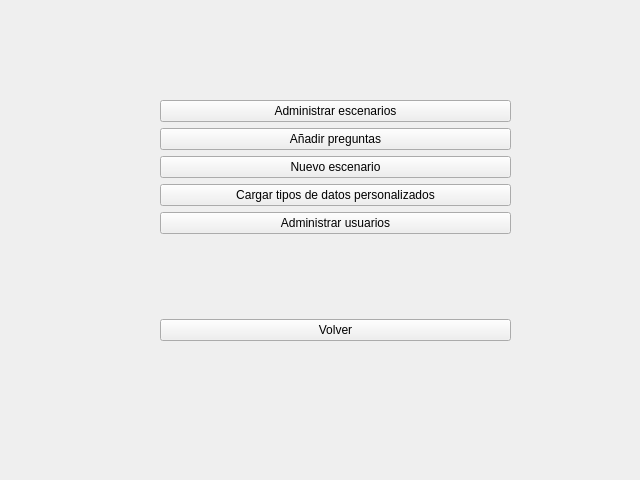
This is sql_judge/view/qt_view/admin_menu_view.ui in r4ulill0/gui_dbjudge as Qt 5 draws it before an edit. The edited form follows.
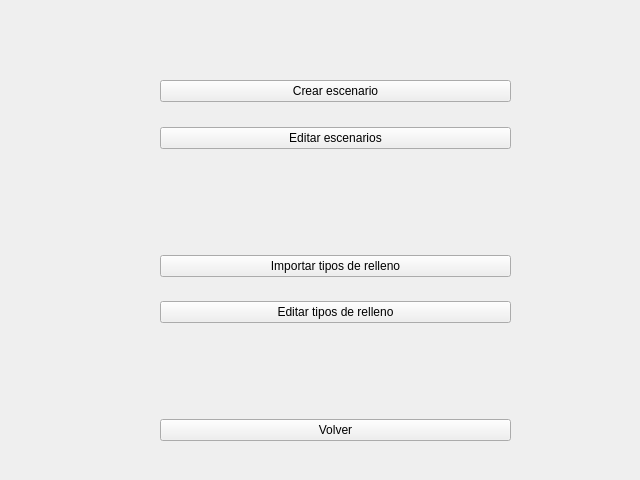
This is the edited form.

Commit message: added basic new scene menus and navigation

The edit to the form file:
```diff
--- a/sql_judge/view/qt_view/admin_menu_view.ui
+++ b/sql_judge/view/qt_view/admin_menu_view.ui
@@ -17,64 +17,96 @@
    <property name="geometry">
     <rect>
      <x>160</x>
-     <y>100</y>
+     <y>80</y>
      <width>351</width>
-     <height>241</height>
+     <height>361</height>
     </rect>
    </property>
    <layout class="QGridLayout" name="gridLayout">
-    <item row="0" column="0">
-     <widget class="QPushButton" name="administrate_scenes_button">
-      <property name="text">
-       <string>Administrar escenarios</string>
+    <item row="10" column="0">
+     <spacer name="verticalSpacer">
+      <property name="orientation">
+       <enum>Qt::Vertical</enum>
       </property>
-     </widget>
-    </item>
-    <item row="6" column="0">
-     <widget class="QPushButton" name="administrate_users_button">
-      <property name="text">
-       <string>Administrar usuarios</string>
+      <property name="sizeHint" stdset="0">
+       <size>
+        <width>20</width>
+        <height>90</height>
+       </size>
       </property>
-     </widget>
+     </spacer>
     </item>
     <item row="4" column="0">
-     <widget class="QPushButton" name="new_scene_button">
+     <spacer name="verticalSpacer_2">
+      <property name="orientation">
+       <enum>Qt::Vertical</enum>
+      </property>
+      <property name="sizeHint" stdset="0">
+       <size>
+        <width>20</width>
+        <height>100</height>
+       </size>
+      </property>
+     </spacer>
+    </item>
+    <item row="8" column="0">
+     <widget class="QPushButton" name="administrate_users_button">
       <property name="text">
-       <string>Nuevo escenario</string>
+       <string>Editar tipos de relleno</string>
       </property>
      </widget>
     </item>
-    <item row="9" column="0">
+    <item row="11" column="0">
      <widget class="QPushButton" name="return_button">
       <property name="text">
        <string>Volver</string>
       </property>
      </widget>
     </item>
-    <item row="8" column="0">
-     <spacer name="verticalSpacer">
+    <item row="1" column="0">
+     <spacer name="verticalSpacer_3">
       <property name="orientation">
        <enum>Qt::Vertical</enum>
       </property>
       <property name="sizeHint" stdset="0">
        <size>
         <width>20</width>
-        <height>40</height>
+        <height>10</height>
        </size>
       </property>
      </spacer>
     </item>
-    <item row="2" column="0">
-     <widget class="QPushButton" name="add_questions_button">
-      <property name="text">
-       <string>Añadir preguntas</string>
-      </property>
-     </widget>
-    </item>
-    <item row="5" column="0">
+    <item row="6" column="0">
      <widget class="QPushButton" name="load_custom_fakes_button">
       <property name="text">
-       <string>Cargar tipos de datos personalizados</string>
+       <string>Importar tipos de relleno</string>
+      </property>
+     </widget>
+    </item>
+    <item row="0" column="0">
+     <widget class="QPushButton" name="create_scene_button">
+      <property name="text">
+       <string>Crear escenario</string>
+      </property>
+     </widget>
+    </item>
+    <item row="7" column="0">
+     <spacer name="verticalSpacer_5">
+      <property name="orientation">
+       <enum>Qt::Vertical</enum>
+      </property>
+      <property name="sizeHint" stdset="0">
+       <size>
+        <width>20</width>
+        <height>10</height>
+       </size>
+      </property>
+     </spacer>
+    </item>
+    <item row="3" column="0">
+     <widget class="QPushButton" name="add_questions_button">
+      <property name="text">
+       <string>Editar escenarios</string>
       </property>
      </widget>
     </item>
```
The commit also changes 19 other files.
